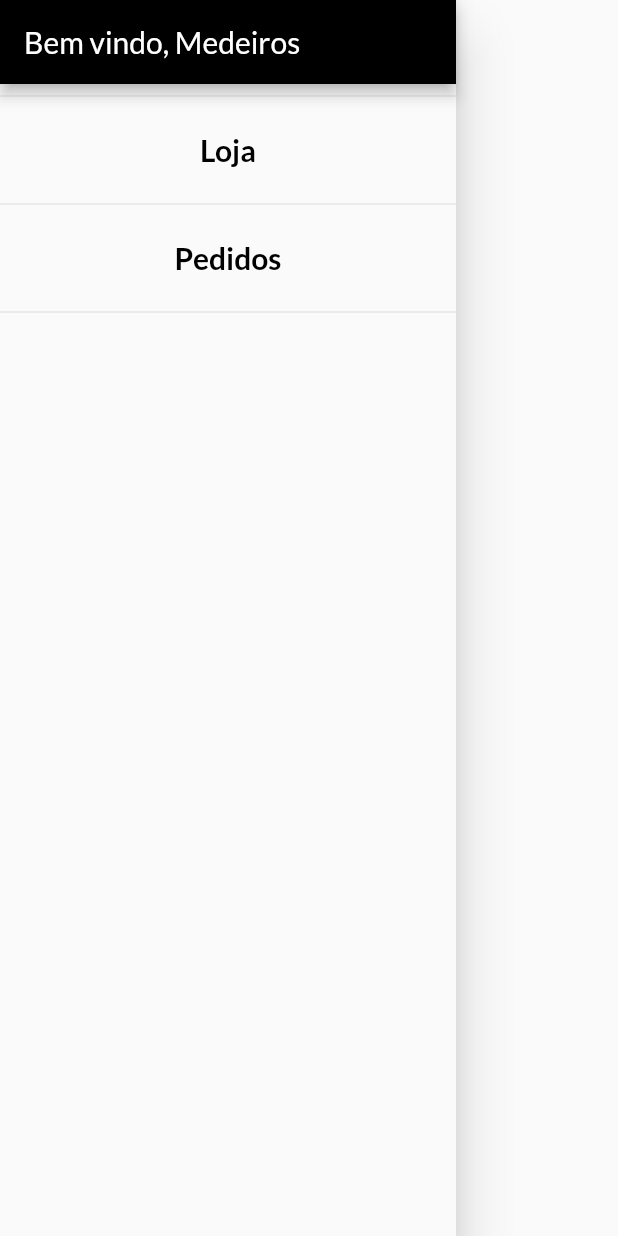
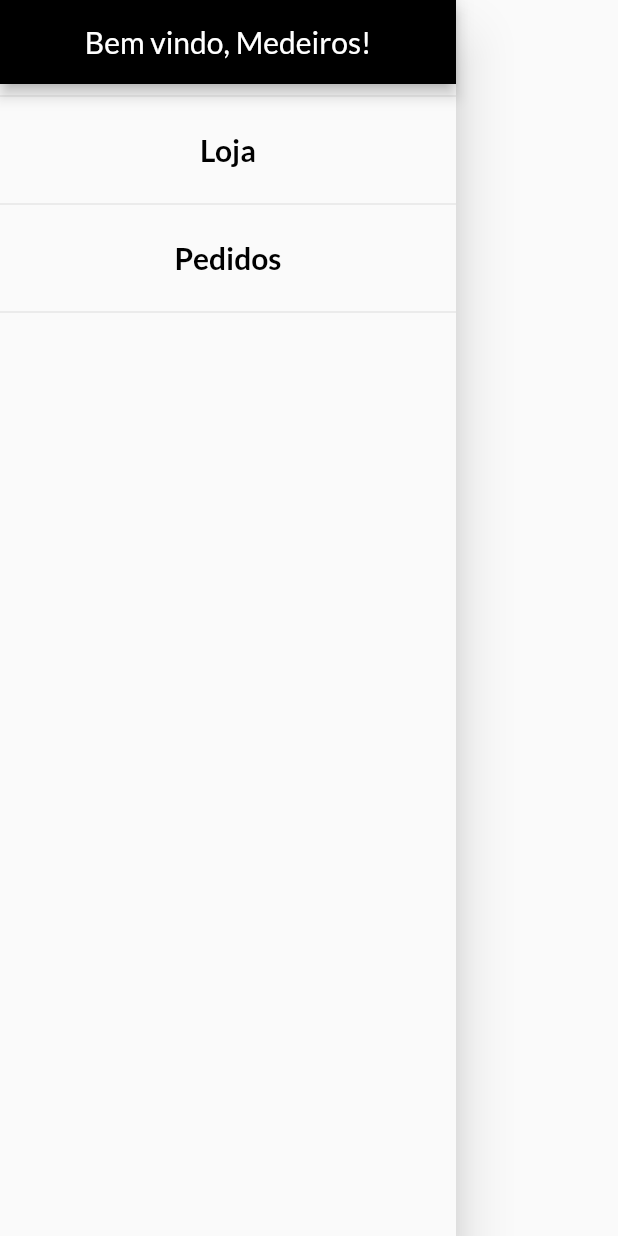
Before and after one commit to e-medeiros1/loja_virtual, a Flutter app: the AppDrawer widget shown alone on an empty page, opened directly, on a phone screen of 412 x 824 dp. Run offline on Flutter 3.47's test engine with Material 2 defaults, Android fonts, the phone set to English and light mode, and no system bars; network calls fail.

Commit message:
Drawer visual changes

```diff
--- a/lib/components/app_drawer.dart
+++ b/lib/components/app_drawer.dart
@@ -11,7 +11,11 @@ class AppDrawer extends StatelessWidget {
       child: Column(
         children: [
           AppBar(
-            title: const Text('Bem vindo, Medeiros'),
+            automaticallyImplyLeading: false,
+            title: const Center(
+                child: Text(
+              'Bem vindo, Medeiros!',
+            )),
           ),
           const Divider(),
           ListTile(
```
